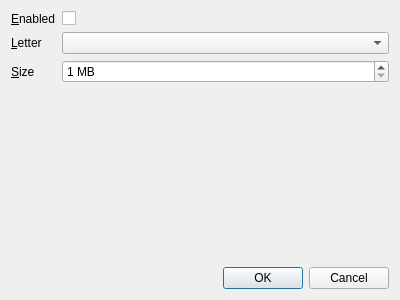
The window that source/diskdialog.ui (martin-kudlicka/ram-disk) describes before a commit, drawn with Qt 5.
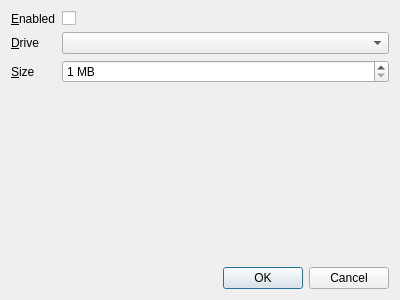
The same window after the commit.

Commit message: * letter changed to drive

```diff
--- a/source/diskdialog.ui
+++ b/source/diskdialog.ui
@@ -19,7 +19,7 @@
      <item row="1" column="0">
       <widget class="QLabel" name="label_2">
        <property name="text">
-        <string>&amp;Letter</string>
+        <string>&amp;Drive</string>
        </property>
        <property name="buddy">
         <cstring>letter</cstring>
```
Left out of the diff: 4 changed lines with no effect on the pictures. The commit also changes 5 other files.
